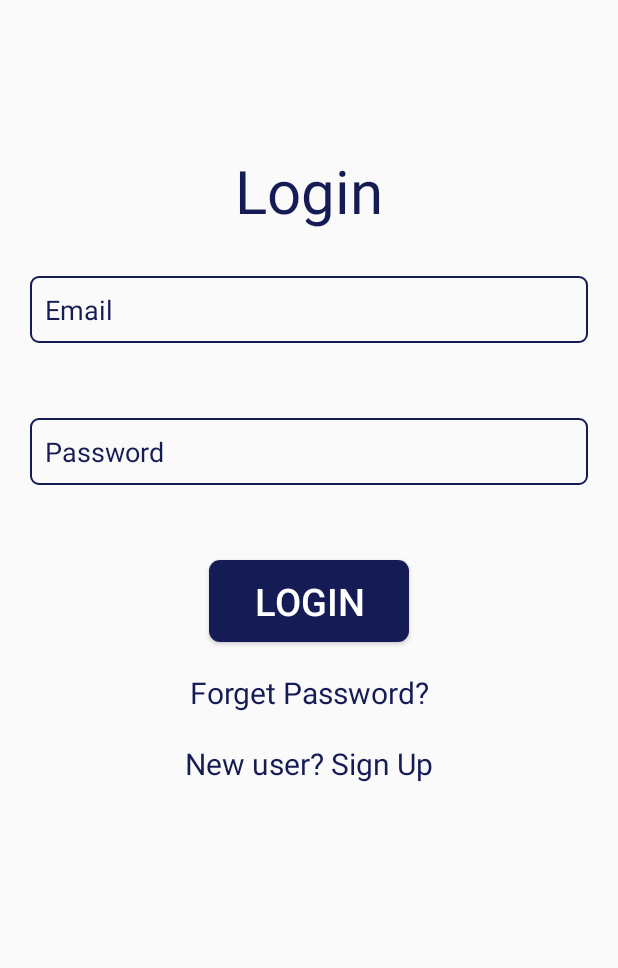
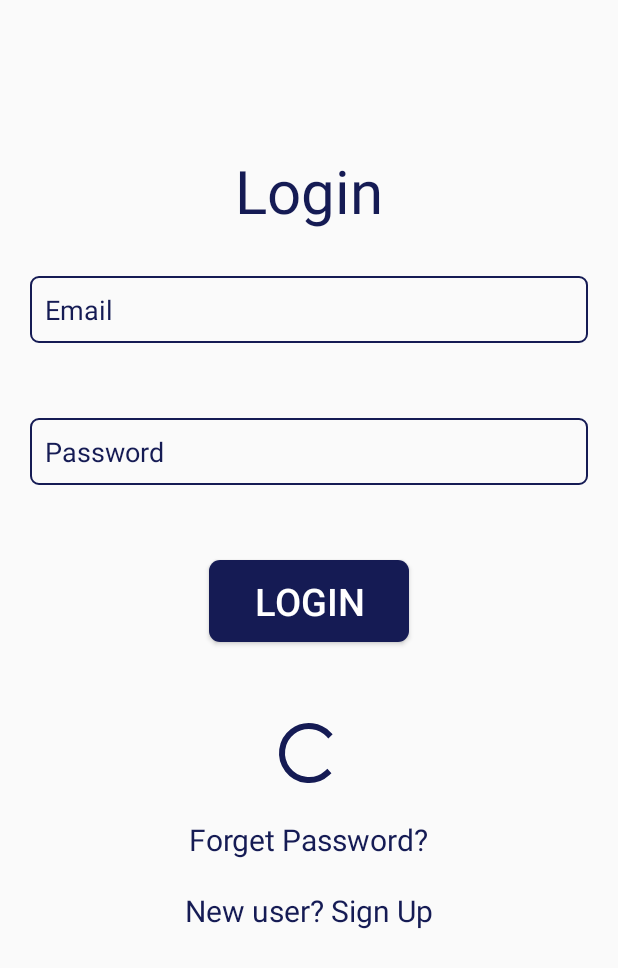
Before and after one commit to AhmedMaad/Bank-Ticket, an Android app: the layout activity_login.xml on its own in the app's theme, with its tools: preview values and no code run, on a phone screen of 412 x 824 dp. Shown: the top 968 px of the screen. Run offline under Robolectric (Android 15) with nearby library versions, the light colour scheme and no system bars.

Commit message:
login is done

```diff
--- a/app/src/main/java/com/maad/bankticket/SignUp.java
+++ b/app/src/main/java/com/maad/bankticket/SignUp.java
@@ -90,7 +90,7 @@ public class SignUp extends AppCompatActivity {
     }
 
     private void addUserDataToFirestore() {
-        Client client = new Client(fNameText, lNameText, emailText, passwordText);
+        Client client = new Client(fNameText, lNameText, emailText);
         FirebaseFirestore db = FirebaseFirestore.getInstance();
         db
                 .collection("clients")
@@ -99,7 +99,7 @@ public class SignUp extends AppCompatActivity {
                 .addOnSuccessListener(documentReference -> {
                     progress.setVisibility(View.GONE);
                     Toast.makeText(SignUp.this, R.string.useradded, Toast.LENGTH_SHORT).show();
-                    //navigate to main activity
+                    //intent to home activity
                     Intent i = new Intent(this, Home.class);
                     startActivity(i);
                     finish();
--- a/app/src/main/res/layout/activity_login.xml
+++ b/app/src/main/res/layout/activity_login.xml
@@ -1,119 +1,85 @@
 <?xml version="1.0" encoding="utf-8"?>
-<androidx.constraintlayout.widget.ConstraintLayout xmlns:android="http://schemas.android.com/apk/res/android"
-    xmlns:app="http://schemas.android.com/apk/res-auto"
+<LinearLayout xmlns:android="http://schemas.android.com/apk/res/android"
     xmlns:tools="http://schemas.android.com/tools"
     android:layout_width="match_parent"
     android:layout_height="match_parent"
+    android:gravity="center_horizontal"
+    android:orientation="vertical"
     tools:context=".Login">
+
     <TextView
-        android:id="@+id/login"
         android:layout_width="wrap_content"
         android:layout_height="wrap_content"
         android:layout_marginTop="100dp"
         android:text="@string/login"
         android:textColor="@color/colorPrimary"
-        android:textSize="40sp"
-        app:layout_constraintEnd_toEndOf="parent"
-        app:layout_constraintStart_toStartOf="parent"
-        app:layout_constraintTop_toTopOf="parent"
-
-        />
-
-
+        android:textSize="40sp" />
 
     <EditText
-
         android:id="@+id/emaillogin"
-        android:layout_width="0dp"
+        android:layout_width="match_parent"
         android:layout_height="wrap_content"
-        app:layout_constraintStart_toStartOf="parent"
-        app:layout_constraintEnd_toEndOf="parent"
-        app:layout_constraintTop_toBottomOf="@+id/login"
-        app:layout_constraintBottom_toTopOf="@id/passwordlog"
-        android:hint="@string/Email"
+        android:layout_marginStart="20dp"
         android:layout_marginTop="30dp"
-        android:layout_marginStart="20dp"
         android:layout_marginEnd="20dp"
         android:background="@drawable/oval"
+        android:hint="@string/Email"
         android:padding="10dp"
-        android:textColorHint="@color/colorPrimary"
-
-
-
-        />
-
-
-
-
+        android:textColorHint="@color/colorPrimary" />
 
     <EditText
         android:id="@+id/passwordlog"
-        android:layout_width="0dp"
+        android:layout_width="match_parent"
+        android:layout_height="wrap_content"
+        android:layout_marginStart="20dp"
+        android:layout_marginTop="50dp"
+        android:layout_marginEnd="20dp"
+        android:background="@drawable/oval"
+        android:hint="@string/password"
+        android:inputType="textPassword"
+        android:padding="10dp"
+        android:textColorHint="@color/colorPrimary" />
+
+    <Button
+        android:id="@+id/loginbtn"
+        android:layout_width="wrap_content"
         android:layout_height="wrap_content"
         android:layout_marginTop="50dp"
-        android:hint="@string/password"
-        app:layout_constraintEnd_toEndOf="parent"
-        app:layout_constraintStart_toStartOf="parent"
-        app:layout_constraintTop_toBottomOf="@+id/emaillogin"
-        android:layout_marginStart="20dp"
-        android:layout_marginEnd="20dp"
-        android:background="@drawable/oval"
-        android:padding="10dp"
-        android:textColorHint="@color/colorPrimary"
-        android:inputType="textPassword"
+        android:background="@drawable/ovalbtn"
+        android:onClick="login"
+        android:paddingStart="30dp"
+        android:paddingTop="10dp"
+        android:paddingEnd="30dp"
+        android:paddingBottom="10dp"
+        android:text="@string/login"
+        android:textColor="@color/colorwhite"
+        android:textSize="25sp" />
 
-
-
-
-        />
-
-    <Button
-        android:id="@+id/login2"
+    <ProgressBar
+        android:id="@+id/progress"
         android:layout_width="wrap_content"
         android:layout_height="wrap_content"
-        app:layout_constraintTop_toBottomOf="@+id/passwordlog"
-        android:text="@string/login"
-        app:layout_constraintStart_toStartOf="parent"
-        app:layout_constraintEnd_toEndOf="parent"
-        android:textColor="@color/colorwhite"
         android:layout_marginTop="50dp"
-        android:textSize="25sp"
-        android:paddingStart="30dp"
-        android:paddingEnd="30dp"
-        android:paddingBottom="10dp"
-        android:paddingTop="10dp"
-        android:background="@drawable/ovalbtn"
+        android:indeterminateTint="@color/colorPrimary"
+        android:visibility="gone"
+        tools:visibility="visible" />
 
-
-
-
-/>
-
-   <TextView
-        android:id="@+id/forgetpass"
+    <TextView
         android:layout_width="wrap_content"
         android:layout_height="wrap_content"
         android:layout_marginTop="20dp"
+        android:onClick="openForgetPasswordActivity"
         android:text="@string/forgtpass"
         android:textColor="@color/colorPrimary"
-        android:textSize="20sp"
-        app:layout_constraintEnd_toEndOf="parent"
-        app:layout_constraintStart_toStartOf="parent"
-        app:layout_constraintTop_toBottomOf="@+id/login2"
+        android:textSize="20sp" />
 
-        />
     <TextView
-        android:id="@+id/newuser"
         android:layout_width="wrap_content"
         android:layout_height="wrap_content"
         android:layout_marginTop="20dp"
+        android:onClick="openSignupActivity"
         android:text="@string/newuser"
         android:textColor="@color/colorPrimary"
-        android:textSize="20sp"
-        app:layout_constraintEnd_toEndOf="parent"
-        app:layout_constraintStart_toStartOf="parent"
-        app:layout_constraintTop_toBottomOf="@+id/forgetpass"
+        android:textSize="20sp" />
 
-        />
-
-</androidx.constraintlayout.widget.ConstraintLayout>
+</LinearLayout>
--- a/app/src/main/res/values/strings.xml
+++ b/app/src/main/res/values/strings.xml
@@ -38,5 +38,7 @@
     <string name="passwords_not_match">Passwords don\'t match</string>
     <string name="failedadduser">Failed to add user</string>
     <string name="useradded">User added successfully</string>
+    <string name="missingfields">Missing Fields</string>
+    <string name="wrongfields">Wrong email or password</string>
 
 </resources>
```
Also changed, not shown: app/src/main/java/com/maad/bankticket/Client.java (+1 -7 lines), app/src/main/java/com/maad/bankticket/Login.java (+68 -0 lines).
